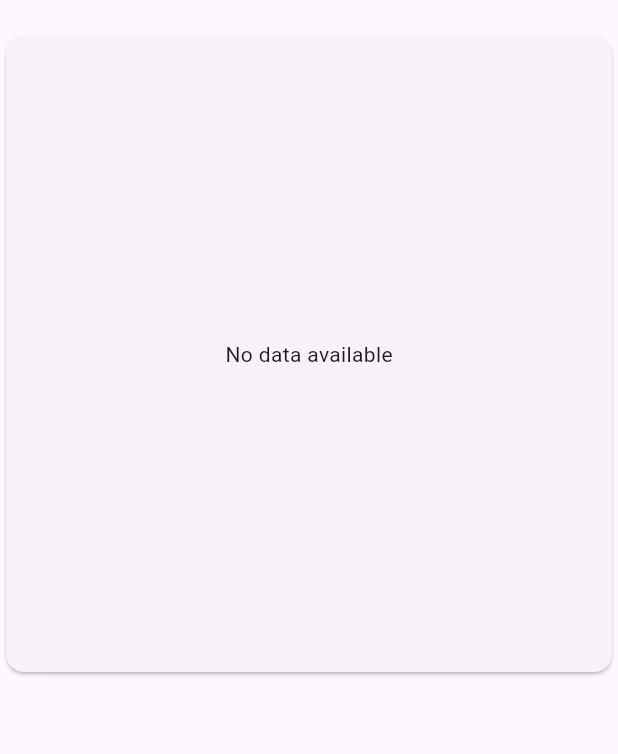
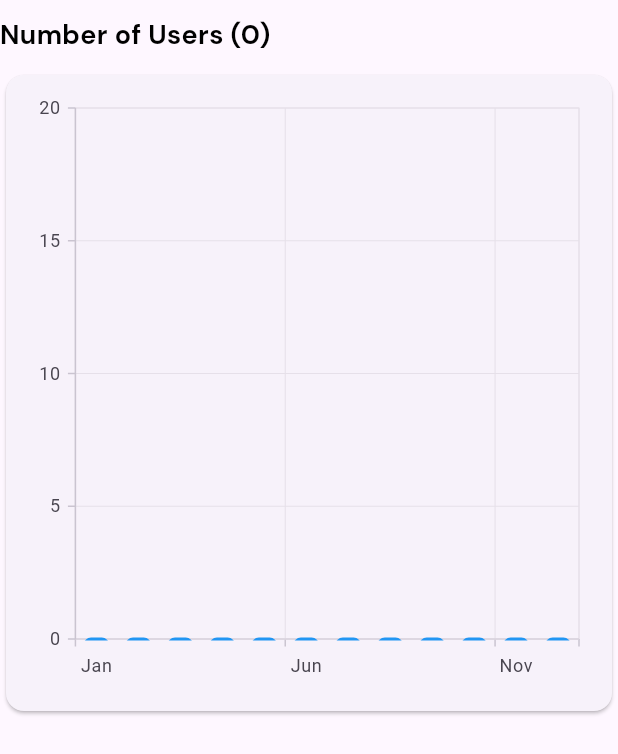
Before and after one commit to Salaum2002/Website, a Flutter app: the UsersGraphTab widget shown alone on an empty page, opened directly, on a phone screen of 412 x 824 dp. Shown: the top 754 px of the screen. Run offline on Flutter 3.47's test engine with Material 3 defaults, Android fonts, the phone set to English and light mode, and no system bars; our stand-ins replace cloud_firestore, firebase_core, fl_chart, fluttertoast, pdf, printing and 2 more; missing offline and left inert: dart:html, qr_bar_code_scanner_dialog; accounts and stored records are empty.

Commit message:
added fixes

```diff
--- a/lib/main.dart
+++ b/lib/main.dart
@@ -24,7 +24,7 @@ class MyApp extends StatelessWidget {
   @override
   Widget build(BuildContext context) {
     return const MaterialApp(
-      home: LoginScreen(),
+      home: HomeScreen(),
     );
   }
 }
--- a/lib/screens/tabs/dashboard_tab.dart
+++ b/lib/screens/tabs/dashboard_tab.dart
@@ -1,144 +1,137 @@
 import 'package:cloud_firestore/cloud_firestore.dart';
 import 'package:flutter/material.dart';
-import 'package:fl_chart/fl_chart.dart';
+import 'package:syncfusion_flutter_charts/charts.dart';
+import 'package:smart_waste_web/widgets/text_widget.dart';
 
-class UsersGraphTab extends StatelessWidget {
-  const UsersGraphTab({Key? key}) : super(key: key);
+class UsersGraphTab extends StatefulWidget {
+  const UsersGraphTab({super.key});
+
+  @override
+  State<UsersGraphTab> createState() => _UsersGraphTabState();
+}
+
+class _UsersGraphTabState extends State<UsersGraphTab> {
+  late List<_ChartData> data;
+
+  int total = 0;
+  bool isLoaded = false;
 
   @override
   Widget build(BuildContext context) {
+    data = [
+      _ChartData('Jan', 0),
+      _ChartData('Feb', 0),
+      _ChartData('Mar', 0),
+      _ChartData('Apr', 0),
+      _ChartData('May', 0),
+      _ChartData('Jun', 0),
+      _ChartData('Jul', 0),
+      _ChartData('Aug', 0),
+      _ChartData('Sep', 0),
+      _ChartData('Oct', 0),
+      _ChartData('Nov', 0),
+      _ChartData('Dec', 0),
+    ];
+
     return SingleChildScrollView(
       child: Column(
+        crossAxisAlignment: CrossAxisAlignment.start,
         children: [
-          const SizedBox(height: 20),
+          const SizedBox(height: 10),
+          TextWidget(
+            text: 'Number of Users ($total)',
+            fontSize: 18,
+            fontFamily: 'Bold',
+          ),
+          const SizedBox(height: 10),
           // Real-time Bar Graph Widget for Users' Points
-          Card(
-            child: Padding(
-              padding: const EdgeInsets.all(12.0),
-              child: SizedBox(
-                height: 400,
-                child: StreamBuilder<QuerySnapshot>(
-                  stream: FirebaseFirestore.instance
-                      .collection('users') // Listen to the 'users' collection
-                      .snapshots(),
-                  builder: (context, snapshot) {
-                    // Log the snapshot status
-                    print("Connection state: ${snapshot.connectionState}");
+          StreamBuilder<QuerySnapshot>(
+              stream:
+                  FirebaseFirestore.instance.collection('Users').snapshots(),
+              builder: (BuildContext context,
+                  AsyncSnapshot<QuerySnapshot> snapshot) {
+                if (snapshot.hasError) {
+                  return const Center(child: Text('Error'));
+                }
+                if (snapshot.connectionState == ConnectionState.waiting) {
+                  return const Padding(
+                    padding: EdgeInsets.only(top: 50),
+                    child: Center(
+                        child: CircularProgressIndicator(color: Colors.black)),
+                  );
+                }
 
-                    // Check for errors
-                    if (snapshot.hasError) {
-                      print('Firestore error: ${snapshot.error}');
-                      return Center(child: Text('Error: ${snapshot.error}'));
-                    }
+                // Initialize monthly user count map
+                Map<int, int> monthlyUserCounts = {};
 
-                    // Check connection state
-                    if (snapshot.connectionState == ConnectionState.waiting) {
-                      return const Center(child: CircularProgressIndicator());
-                    }
+                // Get user data from Firestore snapshot
+                final userData = snapshot.requireData;
 
-                    // Check if data exists
-                    if (!snapshot.hasData || snapshot.data!.docs.isEmpty) {
-                      print('No data found in Firestore');
-                      return const Center(child: Text('No data available'));
-                    }
+                if (!isLoaded) {
+                  WidgetsBinding.instance.addPostFrameCallback(
+                    (timeStamp) {
+                      setState(() {
+                        total = userData.docs.length;
+                        isLoaded = true;
+                      });
+                    },
+                  );
+                }
+                for (var doc in userData.docs) {
+                  Timestamp timestamp =
+                      doc['dateTime']; // Assuming 'dateTime' field exists
+                  DateTime date = timestamp.toDate();
 
-                    print('Documents retrieved: ${snapshot.data!.docs.length}');
+                  int month = date.month; // Get the month (1-12)
 
-                    // Convert Firestore data to BarChartGroupData points
-                    List<BarChartGroupData> barGroups = [];
-                    int index = 0;
+                  // Update the user count for the corresponding month
+                  if (monthlyUserCounts.containsKey(month)) {
+                    monthlyUserCounts[month] = monthlyUserCounts[month]! + 1;
+                  } else {
+                    monthlyUserCounts[month] = 1;
+                  }
+                }
 
-                    // Iterate over the user documents in Firestore
-                    snapshot.data!.docs.forEach((doc) {
-                      try {
-                        print('Processing document: ${doc.id}');
+                // Update the chart data with the user counts
+                for (int i = 0; i < data.length; i++) {
+                  data[i].y = monthlyUserCounts[i + 1]?.toDouble() ?? 0;
+                }
 
-                        String userName = doc['name']; // Fetch user's name
-                        double points = (doc['pts'] as num)
-                            .toDouble(); // Fetch user's points
-
-                        print('User: $userName, Points: $points');
-
-                        // Create a bar for each user with their points
-                        barGroups.add(
-                          BarChartGroupData(
-                            x: index,
-                            barRods: [
-                              BarChartRodData(
-                                toY: points,
-                                color: Colors.blue,
-                                width: 20,
-                                borderRadius: BorderRadius.circular(8),
-                              )
-                            ],
-                            showingTooltipIndicators: [0],
-                          ),
-                        );
-                        index++;
-                      } catch (e) {
-                        print('Error processing document ${doc.id}: $e');
-                      }
-                    });
-
-                    // Ensure we have data to show in the chart
-                    if (barGroups.isEmpty) {
-                      return const Center(
-                          child: Text('No valid user data available'));
-                    }
-
-                    // Create and return the bar chart
-                    return BarChart(
-                      BarChartData(
-                        gridData: FlGridData(show: true),
-                        titlesData: FlTitlesData(
-                          leftTitles: AxisTitles(
-                            sideTitles: SideTitles(
-                              showTitles: true,
-                              interval: 10,
-                              reservedSize: 40,
-                              getTitlesWidget: (value, meta) {
-                                return Text(value.toStringAsFixed(0),
-                                    style:
-                                        const TextStyle(color: Colors.black));
-                              },
-                            ),
-                          ),
-                          bottomTitles: AxisTitles(
-                            sideTitles: SideTitles(
-                              showTitles: true,
-                              getTitlesWidget: (value, meta) {
-                                final userIndex = value.toInt();
-                                if (userIndex < snapshot.data!.docs.length) {
-                                  String userName =
-                                      snapshot.data!.docs[userIndex]['name'];
-                                  return Padding(
-                                    padding: const EdgeInsets.symmetric(
-                                        horizontal: 5.0),
-                                    child: Text(
-                                      userName, // Display the user's name
-                                      style:
-                                          const TextStyle(color: Colors.black),
-                                    ),
-                                  );
-                                }
-                                return const Text('');
-                              },
-                              interval: 1,
-                              reservedSize: 30,
-                            ),
-                          ),
-                        ),
-                        borderData: FlBorderData(show: true),
-                        barGroups: barGroups,
-                      ),
-                    );
-                  },
-                ),
-              ),
-            ),
-          ),
+                return Card(
+                  child: Padding(
+                    padding: const EdgeInsets.all(12.0),
+                    child: SizedBox(
+                        height: 400,
+                        child: SfCartesianChart(
+                            primaryXAxis: const CategoryAxis(),
+                            primaryYAxis: const NumericAxis(
+                                minimum: 0, maximum: 20, interval: 5),
+                            series: <CartesianSeries<_ChartData, String>>[
+                              ColumnSeries<_ChartData, String>(
+                                  dataLabelSettings: const DataLabelSettings(
+                                    color: Colors.blue,
+                                    isVisible: true, // Make the labels visible
+                                    labelAlignment: ChartDataLabelAlignment
+                                        .top, // Show labels on top
+                                  ),
+                                  dataSource: data,
+                                  xValueMapper: (_ChartData data, _) => data.x,
+                                  yValueMapper: (_ChartData data, _) => data.y,
+                                  name: 'Users',
+                                  color: const Color.fromRGBO(8, 142, 255, 1))
+                            ])),
+                  ),
+                );
+              }),
         ],
       ),
     );
   }
 }
+
+class _ChartData {
+  _ChartData(this.x, this.y);
+
+  final String x;
+  double y;
+}
--- a/pubspec.yaml
+++ b/pubspec.yaml
@@ -47,6 +47,7 @@ dependencies:
   qr_bar_code_scanner_dialog:
   table_calendar: ^3.1.2
   fl_chart: ^0.69.0
+  syncfusion_flutter_charts:
 
 
 dev_dependencies:
```
Also changed, not shown: pubspec.lock.
